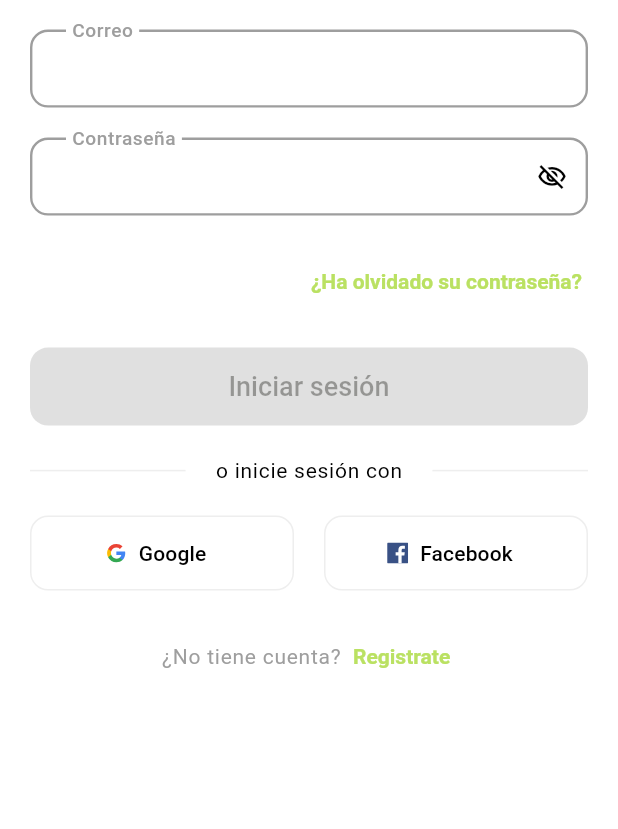
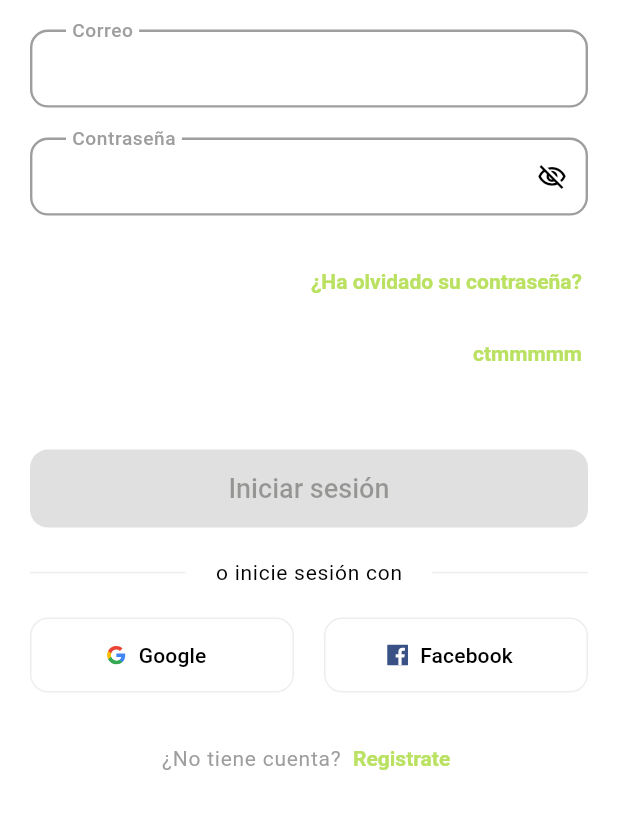
Before and after one commit to rubenRamirez31/GymCheck, a Flutter app: the screen it shows after launch, on a phone screen of 412 x 824 dp, the part 370-1199 px from its top. Run offline on Flutter 3.47's test engine with Material 3 defaults, Android fonts, the phone set to English and light mode, and no system bars; our stand-ins replace flutter_keyboard_visibility, flutter_smart_dialog, flutter_svg, get, image_picker, shared_preferences; accounts and stored records are empty.

Commit message:
Arreglando tus mamadas

```diff
--- a/lib/src/environments/environment.dart
+++ b/lib/src/environments/environment.dart
@@ -1,6 +1,6 @@
 class Environment {
-  static const String API_URL = 'http://172.16.19.40:3000';
-  //static const String API_URL = 'http://192.168.56.1:3000';
+  //static const String API_URL = 'http://172.16.19.40:3000';
+  static const String API_URL = 'http://192.168.56.1:3000';
 
   // Opcionalmente, puedes tener diferentes URLs para diferentes entornos
   // static const String apiUrl = 'http://api.tu-app.com'; // Para producción
--- a/lib/src/screens/authentication/login_page.dart
+++ b/lib/src/screens/authentication/login_page.dart
@@ -145,6 +145,13 @@ class _LoginPageState extends State<LoginPage> {
                     onPressed: () {},
                     child: const Text(AppStrings.forgotPassword),
                   ),
+                    TextButton(
+                    onPressed: () {
+                      _login(context);
+                    },
+                    child: const Text("ctmmmmm"),
+                  ),
+                  const SizedBox(height: 20),
                   const SizedBox(height: 20),
                   ValueListenableBuilder(
                     valueListenable: fieldValidNotifier,
```
Also changed, not shown: pubspec.lock.
